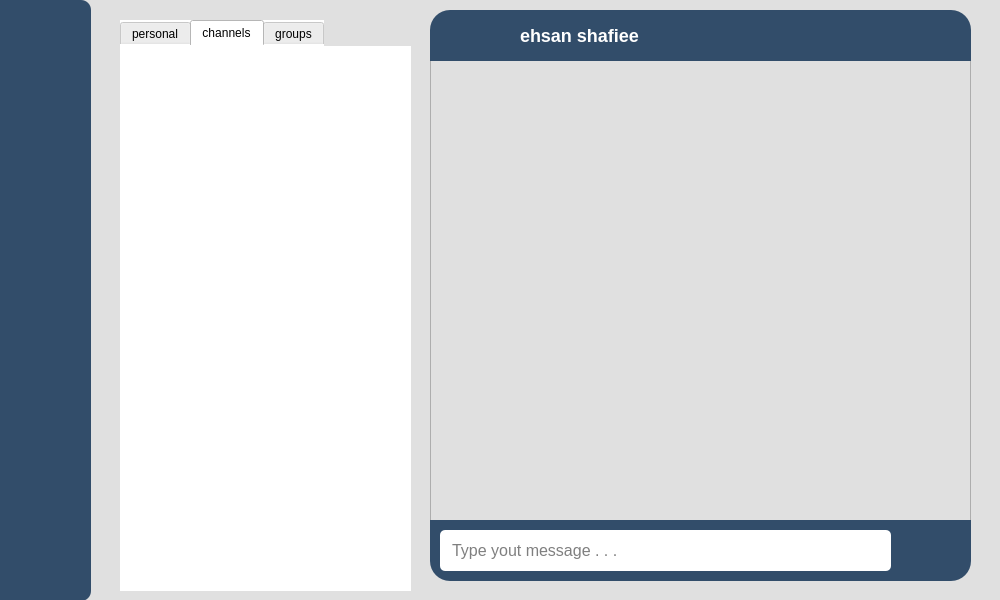
Before: the Qt Designer form chatpage.ui in esh83/chat-application, drawn with Qt 5.
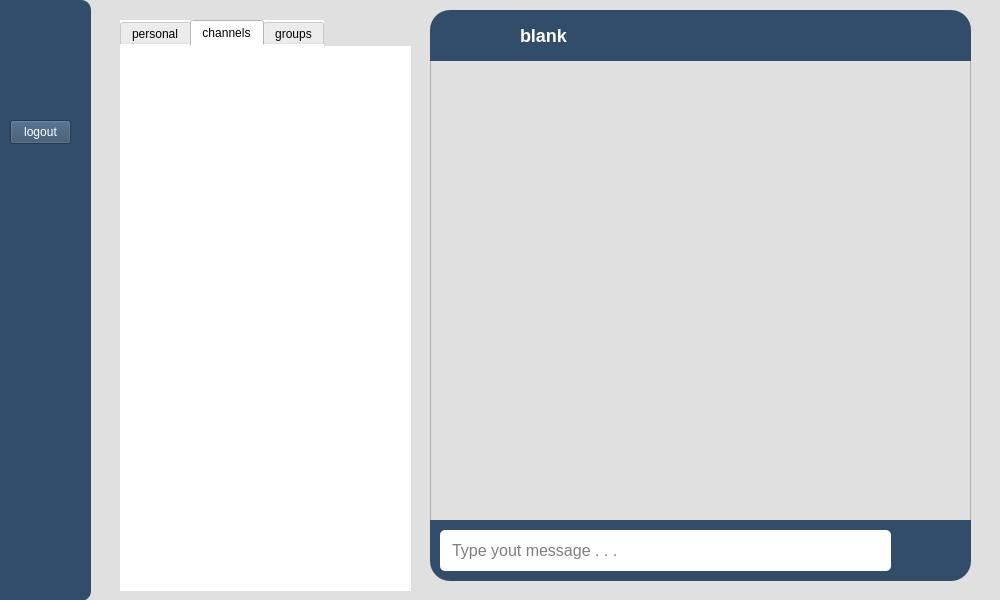
After: the same form once the commit is applied. Icons and pictures are not drawn.

```diff
--- a/chatpage.ui
+++ b/chatpage.ui
@@ -81,6 +81,23 @@
      </size>
     </property>
    </widget>
+   <widget class="QPushButton" name="btn_logout">
+    <property name="geometry">
+     <rect>
+      <x>10</x>
+      <y>120</y>
+      <width>61</width>
+      <height>24</height>
+     </rect>
+    </property>
+    <property name="styleSheet">
+     <string notr="true">background-color:#324D6A;
+color :white;</string>
+    </property>
+    <property name="text">
+     <string>logout</string>
+    </property>
+   </widget>
   </widget>
   <widget class="QListWidget" name="chatsList">
    <property name="geometry">
@@ -124,7 +141,7 @@
 color:white;</string>
     </property>
     <property name="text">
-     <string>ehsan shafiee</string>
+     <string>blank</string>
     </property>
    </widget>
   </widget>
```
